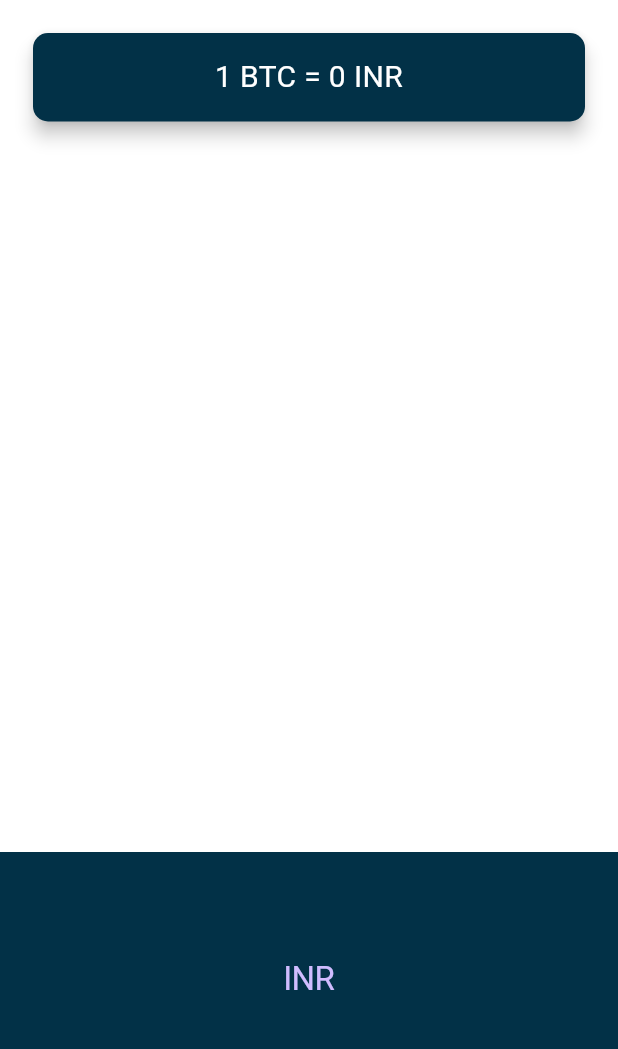
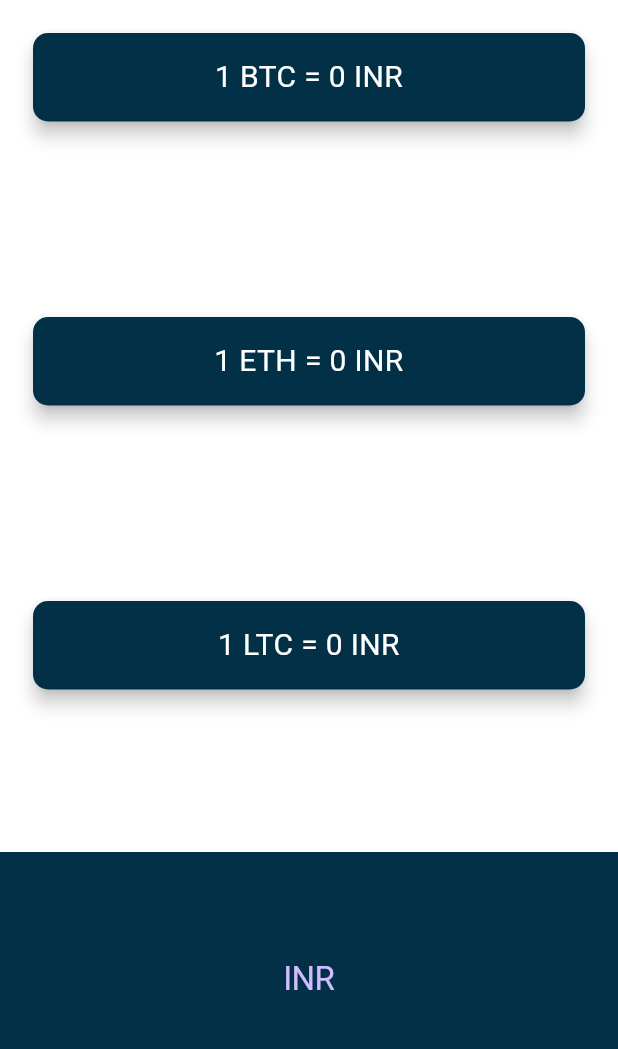
Before and after one commit to amit2303/bitcoin-ticker-flutter, a Flutter app: the screen it shows after launch, on a phone screen of 412 x 824 dp, the part 84-1133 px from its top. Run offline on Flutter 3.47's test engine with Material 3 defaults, Android fonts, the phone set to English and light mode, and no system bars.

Commit message:
gold level challenge complete

```diff
--- a/lib/price_screen.dart
+++ b/lib/price_screen.dart
@@ -19,16 +19,19 @@ class _PriceScreenState extends State<PriceScreen> {
 
 var Url;
 
+
   var currentVale=0.0;
-  late var currentBitcoin;
-  late var currentCurrency;
+  var currentVale_2=0.0;
+  var currentVale_3=0.0;
 
 
 
 
 
 
-  Future<Response> fetchData() async {
+
+
+  Future<Response> fetchData(var Url) async {
     Response bitcoin_data = await get(Url);
     return bitcoin_data;
   }
@@ -77,8 +80,7 @@ var Url;
               child: Padding(
                 padding: EdgeInsets.symmetric(vertical: 15.0, horizontal: 28.0),
                 child: Text(
-                  // '1 $currentBitcoin = $currentVale $currentCurrency',
-                  // "1 "
+
                   '1 ${cryptoList[0]} = ${currentVale.toInt()} ${currenciesList[selectedCurrency]}',
                   textAlign: TextAlign.center,
                   style: TextStyle(
@@ -89,7 +91,50 @@ var Url;
               ),
             ),
           ),
+                    Padding(
+            padding: EdgeInsets.fromLTRB(18.0, 18.0, 18.0, 0),
+            child: Card(
+              color: const Color.fromARGB(255, 2, 49, 71),
+              elevation: 5.0,
+              shape: RoundedRectangleBorder(
+                borderRadius: BorderRadius.circular(10.0),
+              ),
+              child: Padding(
+                padding: EdgeInsets.symmetric(vertical: 15.0, horizontal: 28.0),
+                child: Text(
 
+                  '1 ${cryptoList[1]} = ${currentVale_2.toInt()} ${currenciesList[selectedCurrency]}',
+                  textAlign: TextAlign.center,
+                  style: TextStyle(
+                    fontSize: 20.0,
+                    color: Colors.white,
+                  ),
+                ),
+              ),
+            ),
+          ),
+                    Padding(
+            padding: EdgeInsets.fromLTRB(18.0, 18.0, 18.0, 0),
+            child: Card(
+              color: const Color.fromARGB(255, 2, 49, 71),
+              elevation: 5.0,
+              shape: RoundedRectangleBorder(
+                borderRadius: BorderRadius.circular(10.0),
+              ),
+              child: Padding(
+                padding: EdgeInsets.symmetric(vertical: 15.0, horizontal: 28.0),
+                child: Text(
+
+                  '1 ${cryptoList[2]} = ${currentVale_3.toInt()} ${currenciesList[selectedCurrency]}',
+                  textAlign: TextAlign.center,
+                  style: TextStyle(
+                    fontSize: 20.0,
+                    color: Colors.white,
+                  ),
+                ),
+              ),
+            ),
+          ),
 
           Container(
             height: 200.0,
@@ -113,17 +158,27 @@ var Url;
                   onSelectedItemChanged: (int selectedItem) {
                     setState(()  async{
                       selectedCurrency = selectedItem;
-                        Url = Uri.parse('https://rest.coinapi.io/v1/exchangerate/BTC/${currenciesList[selectedCurrency]}?apikey=7D92C932-CCE9-4431-9069-53BFAD47D403');
-                      Response output = await fetchData();
-                      var responseData = output.body;
-                      // print(responseData);
-                      currentBitcoin =jsonDecode(responseData)['asset_id_base'];
-                      currentCurrency =jsonDecode(responseData)['asset_id_quote'];
-                      currentVale = jsonDecode(responseData)['rate'];
-                      print(currentVale);
+
+                        var Url_1 = Uri.parse('https://rest.coinapi.io/v1/exchangerate/BTC/${currenciesList[selectedCurrency]}?apikey=7D92C932-CCE9-4431-9069-53BFAD47D403');
+                        Response output = await fetchData(Url_1);
+                        var responseData = output.body;
+                        currentVale = jsonDecode(responseData)['rate'];
+
+                        var Url_2 = Uri.parse('https://rest.coinapi.io/v1/exchangerate/ETH/${currenciesList[selectedCurrency]}?apikey=7D92C932-CCE9-4431-9069-53BFAD47D403');
+                        Response output_2 = await fetchData(Url_2);
+                        var responseData_2 = output_2.body;
+                        currentVale_2 = jsonDecode(responseData_2)['rate'];
+
+                        var Url_3 = Uri.parse('https://rest.coinapi.io/v1/exchangerate/LTC/${currenciesList[selectedCurrency]}?apikey=7D92C932-CCE9-4431-9069-53BFAD47D403');
+                        Response output_3 = await fetchData(Url_3);
+                        var responseData_3 = output_3.body;
+                        currentVale_3 = jsonDecode(responseData_3)['rate'];
+
                       //to UPDATE THE value after fetch
                       setState(() {
                         currentVale;
+                        currentVale_2;
+                        currentVale_3;
                       });
 
                     });
```
Also changed, not shown: 10 other files.
